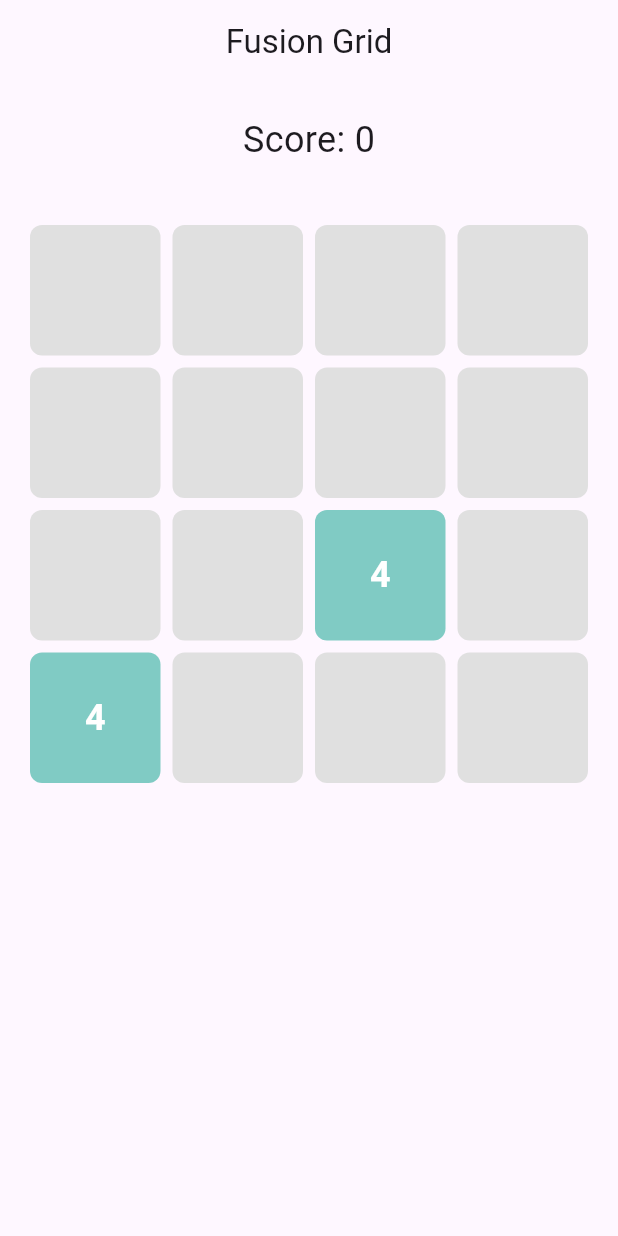
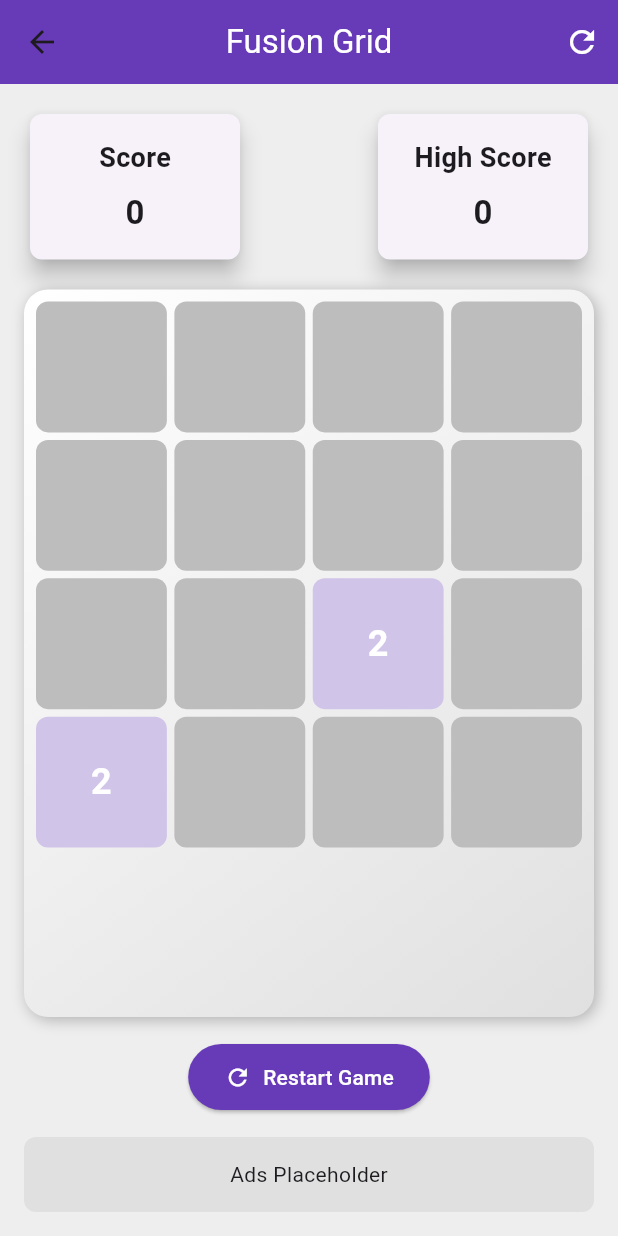
Before and after one commit to Shiloli-r/FusionGrid, a Flutter app: the GamePage screen opened directly, on a phone screen of 412 x 824 dp. Run offline on Flutter 3.47's test engine with Material 3 defaults, Android fonts, the phone set to English and light mode, and no system bars; our stand-ins replace get.

Commit message:
Grid, Tiles, scorecard and skeleton

```diff
--- /dev/null
+++ b/lib/models/move_direction.dart
@@ -0,0 +1,7 @@
+enum MoveDirection {
+  left,
+  right,
+  up,
+  down,
+  none,
+}
--- /dev/null
+++ b/lib/models/tile.dart
@@ -0,0 +1,4 @@
+class Tile {
+  int value;
+  Tile(this.value);
+}
--- a/lib/pages/game_page.dart
+++ /dev/null
@@ -1,60 +0,0 @@
-import 'package:flutter/material.dart';
-import 'package:get/get.dart';
-import '../controllers/game_controller.dart';
-import '../widgets/grid_tile.dart';
-
-class GamePage extends StatelessWidget {
-  final GameController controller = Get.put(GameController());
-
-  GamePage({super.key});
-
-  @override
-  Widget build(BuildContext context) {
-    controller.initializeGame();
-
-    return Scaffold(
-      appBar: AppBar(
-        title: const Text("Fusion Grid"),
-        centerTitle: true,
-      ),
-      body: GestureDetector(
-        onHorizontalDragEnd: (details) {
-          if (details.velocity.pixelsPerSecond.dx < 0) {
-            controller.swipeLeft();
-          } else {
-            controller.swipeRight();
-          }
-        },
-        onVerticalDragEnd: (details) {
-          if (details.velocity.pixelsPerSecond.dy < 0) {
-            controller.swipeUp();
-          } else {
-            controller.swipeDown();
-          }
-        },
-        child: Obx(() => Column(
-          children: [
-            const SizedBox(height: 20),
-            Text("Score: ${controller.score}", style: TextStyle(fontSize: 24)),
-            const SizedBox(height: 20),
-            Expanded(
-              child: Padding(
-                padding: const EdgeInsets.all(16),
-                child: GridView.builder(
-                  itemCount: 16,
-                  gridDelegate:
-                  SliverGridDelegateWithFixedCrossAxisCount(crossAxisCount: 4),
-                  itemBuilder: (_, index) {
-                    int x = index ~/ 4;
-                    int y = index % 4;
-                    return GridTileBox(value: controller.grid[x][y]);
-                  },
-                ),
-              ),
-            )
-          ],
-        )),
-      ),
-    );
-  }
-}
--- /dev/null
+++ b/lib/utils/constants.dart
@@ -0,0 +1,30 @@
+import 'package:flutter/material.dart';
+
+Color getTileColor(int value) {
+  switch (value) {
+    case 2:
+      return Colors.deepPurple.shade100;
+    case 4:
+      return Colors.deepPurple.shade200;
+    case 8:
+      return Colors.deepPurple.shade300;
+    case 16:
+      return Colors.deepPurple.shade400;
+    case 32:
+      return Colors.deepPurple.shade500;
+    case 64:
+      return Colors.deepPurple.shade600;
+    case 128:
+      return Colors.deepPurple.shade700;
+    case 256:
+      return Colors.deepPurple.shade800;
+    case 512:
+      return Colors.deepPurple.shade900;
+    case 1024:
+      return Colors.teal.shade700;
+    case 2048:
+      return Colors.teal.shade800;
+    default:
+      return Colors.grey[400]!;
+  }
+}
--- /dev/null
+++ b/lib/views/game_page.dart
@@ -0,0 +1,123 @@
+import 'package:flutter/material.dart';
+import 'package:flutter/services.dart';
+import 'package:get/get.dart';
+import '../controllers/game_controller.dart';
+import '../widgets/game_board.dart';
+import '../widgets/score_card.dart';
+
+class GamePage extends StatelessWidget {
+  final GameController gameController = Get.put(GameController());
+
+  GamePage({super.key});
+
+  @override
+  Widget build(BuildContext context) {
+    return Scaffold(
+      appBar: AppBar(
+        title: Text('Fusion Grid', style: TextStyle(color: Colors.white)),
+        centerTitle: true,
+        backgroundColor: Colors.deepPurple,
+        actions: [
+          IconButton(
+            icon: Icon(Icons.refresh, color: Colors.white),
+            onPressed: () {
+              HapticFeedback.lightImpact();
+              gameController.resetGame();
+            },
+          ),
+        ],
+      ),
+      body: Padding(
+        padding: const EdgeInsets.all(16.0),
+        child: Column(
+          children: [
+            // Score display area with animated score changes.
+            Row(
+              mainAxisAlignment: MainAxisAlignment.spaceBetween,
+              children: [
+                Obx(() => ScoreCard(
+                  label: "Score",
+                  score: gameController.score.value,
+                )),
+                Obx(() => ScoreCard(
+                  label: "High Score",
+                  score: gameController.highScore.value,
+                )),
+              ],
+            ),
+            SizedBox(height: 16),
+            // Game board container with gradient background, rounded corners, and shadow.
+            Expanded(
+              child: Container(
+                decoration: BoxDecoration(
+                  gradient: LinearGradient(
+                    colors: [Colors.white, Colors.grey[300]!],
+                    begin: Alignment.topLeft,
+                    end: Alignment.bottomRight,
+                  ),
+                  borderRadius: BorderRadius.circular(16),
+                  boxShadow: [
+                    BoxShadow(
+                      color: Colors.black26,
+                      blurRadius: 8,
+                      offset: Offset(2, 2),
+                    )
+                  ],
+                ),
+                padding: const EdgeInsets.all(8.0),
+                child: GestureDetector(
+                  onVerticalDragEnd: (details) {
+                    if (details.velocity.pixelsPerSecond.dy < -100) {
+                      HapticFeedback.lightImpact();
+                      gameController.moveUp();
+                    } else if (details.velocity.pixelsPerSecond.dy > 100) {
+                      HapticFeedback.lightImpact();
+                      gameController.moveDown();
+                    }
+                  },
+                  onHorizontalDragEnd: (details) {
+                    if (details.velocity.pixelsPerSecond.dx < -100) {
+                      HapticFeedback.lightImpact();
+                      gameController.moveLeft();
+                    } else if (details.velocity.pixelsPerSecond.dx > 100) {
+                      HapticFeedback.lightImpact();
+                      gameController.moveRight();
+                    }
+                  },
+                  child: Obx(() => GameBoard(board: gameController.board.value)),
+                ),
+              ),
+            ),
+            SizedBox(height: 16),
+            // Additional restart button at the bottom.
+            ElevatedButton.icon(
+              onPressed: () {
+                HapticFeedback.mediumImpact();
+                gameController.resetGame();
+              },
+              icon: Icon(Icons.refresh, color: Colors.white),
+              label: Text('Restart Game'),
+              style: ElevatedButton.styleFrom(
+                foregroundColor: Colors.white, backgroundColor: Colors.deepPurple,
+                padding: EdgeInsets.symmetric(horizontal: 24, vertical: 12),
+                shape: RoundedRectangleBorder(
+                  borderRadius: BorderRadius.circular(30),
+                ),
+              ),
+            ),
+            SizedBox(height: 16),
+            // Placeholder for ads.
+            Container(
+              height: 50,
+              decoration: BoxDecoration(
+                color: Colors.grey[300],
+                borderRadius: BorderRadius.circular(8),
+              ),
+              child: Center(child: Text('Ads Placeholder')),
+            ),
+          ],
+        ),
+      ),
+    );
+  }
+}
--- /dev/null
+++ b/lib/widgets/game_board.dart
@@ -0,0 +1,31 @@
+import 'package:flutter/material.dart';
+import 'grid_tile.dart';
+
+class GameBoard extends StatelessWidget {
+  final List<List<int>> board;
+
+  const GameBoard({super.key, required this.board});
+
+  @override
+  Widget build(BuildContext context) {
+    int gridSize = board.length;
+    return AspectRatio(
+      aspectRatio: 1,
+      child: GridView.builder(
+        physics: NeverScrollableScrollPhysics(), // Disable scrolling to capture vertical swipes
+        itemCount: gridSize * gridSize,
+        gridDelegate: SliverGridDelegateWithFixedCrossAxisCount(
+          crossAxisCount: gridSize,
+          crossAxisSpacing: 5,
+          mainAxisSpacing: 5,
+        ),
+        itemBuilder: (context, index) {
+          int row = index ~/ gridSize;
+          int col = index % gridSize;
+          int value = board[row][col];
+          return GridTileWidget(value: value);
+        },
+      ),
+    );
+  }
+}
--- a/lib/widgets/grid_tile.dart
+++ b/lib/widgets/grid_tile.dart
@@ -1,51 +1,70 @@
 import 'package:flutter/material.dart';
+import 'package:get/get.dart';
+import '../../utils/constants.dart';
+import '../../controllers/game_controller.dart';
+import '../../models/move_direction.dart';
 
-class GridTileBox extends StatelessWidget {
+class GridTileWidget extends StatelessWidget {
   final int value;
 
-  const GridTileBox({super.key, required this.value});
+  const GridTileWidget({super.key, required this.value});
 
   @override
   Widget build(BuildContext context) {
+    // Get the last move direction from the controller.
+    final moveDirection = Get.find<GameController>().lastMoveDirection.value;
+    Offset beginOffset;
+    switch (moveDirection) {
+      case MoveDirection.left:
+        beginOffset = Offset(0.3, 0);
+        break;
+      case MoveDirection.right:
+        beginOffset = Offset(-0.3, 0);
+        break;
+      case MoveDirection.up:
+        beginOffset = Offset(0, 0.3);
+        break;
+      case MoveDirection.down:
+        beginOffset = Offset(0, -0.3);
+        break;
+      default:
+        beginOffset = Offset(0, 0);
+    }
+
     return Container(
-      margin: const EdgeInsets.all(4),
       decoration: BoxDecoration(
-        color: _getTileColor(value),
+        color: getTileColor(value),
         borderRadius: BorderRadius.circular(8),
       ),
       child: Center(
-        child: Text(
-          value == 0 ? '' : value.toString(),
-          style: const TextStyle(fontSize: 24, fontWeight: FontWeight.bold, color: Colors.white),
-        ),
+        child: value > 0
+            ? AnimatedSwitcher(
+          duration: Duration(milliseconds: 300),
+          transitionBuilder: (child, animation) {
+            // Combine slide and scale transitions.
+            return SlideTransition(
+              position: Tween<Offset>(
+                begin: beginOffset,
+                end: Offset.zero,
+              ).animate(animation),
+              child: ScaleTransition(
+                scale: Tween<double>(begin: 0.8, end: 1.0).animate(animation),
+                child: child,
+              ),
+            );
+          },
+          child: Text(
+            '$value',
+            key: ValueKey<int>(value),
+            style: TextStyle(
+              fontSize: 24,
+              fontWeight: FontWeight.bold,
+              color: Colors.white,
+            ),
+          ),
+        )
+            : SizedBox.shrink(),
       ),
     );
   }
-
-  Color _getTileColor(int value) {
-    switch (value) {
-      case 0:
-        return Colors.grey[300]!;
-      case 2:
-        return Color(0xFFB2DFDB); // Light teal
-      case 4:
-        return Color(0xFF80CBC4);
-      case 8:
-        return Color(0xFF4DB6AC);
-      case 16:
-        return Color(0xFF26A69A);
-      case 32:
-        return Color(0xFF009688);
-      case 64:
-        return Color(0xFF00897B);
-      case 128:
-        return Color(0xFF00796B);
-      case 256:
-        return Color(0xFF00695C);
-      case 512:
-        return Color(0xFF004D40);
-      default:
-        return Color(0xFF00332C);
-    }
-  }
 }
--- /dev/null
+++ b/lib/widgets/score_card.dart
@@ -0,0 +1,40 @@
+import 'package:flutter/material.dart';
+
+class ScoreCard extends StatelessWidget {
+  final String label;
+  final int score;
+
+  const ScoreCard({super.key, required this.label, required this.score});
+
+  @override
+  Widget build(BuildContext context) {
+    return Card(
+      elevation: 6,
+      shape: RoundedRectangleBorder(borderRadius: BorderRadius.circular(8)),
+      child: Container(
+        width: 140,
+        padding: const EdgeInsets.all(16.0),
+        child: Column(
+          mainAxisSize: MainAxisSize.min,
+          children: [
+            Text(label,
+                style: TextStyle(fontSize: 18, fontWeight: FontWeight.bold)),
+            SizedBox(height: 8),
+            AnimatedSwitcher(
+              duration: Duration(milliseconds: 300),
+              transitionBuilder: (child, animation) => ScaleTransition(
+                scale: animation,
+                child: child,
+              ),
+              child: Text(
+                '$score',
+                key: ValueKey<int>(score),
+                style: TextStyle(fontSize: 22, fontWeight: FontWeight.bold),
+              ),
+            ),
+          ],
+        ),
+      ),
+    );
+  }
+}
```
Also changed, not shown: lib/controllers/game_controller.dart (+174 -69 lines), lib/main.dart (+20 -6 lines), lib/views/home_page.dart (added, +93 -0 lines), lib/widgets/score_board.dart (deleted).
